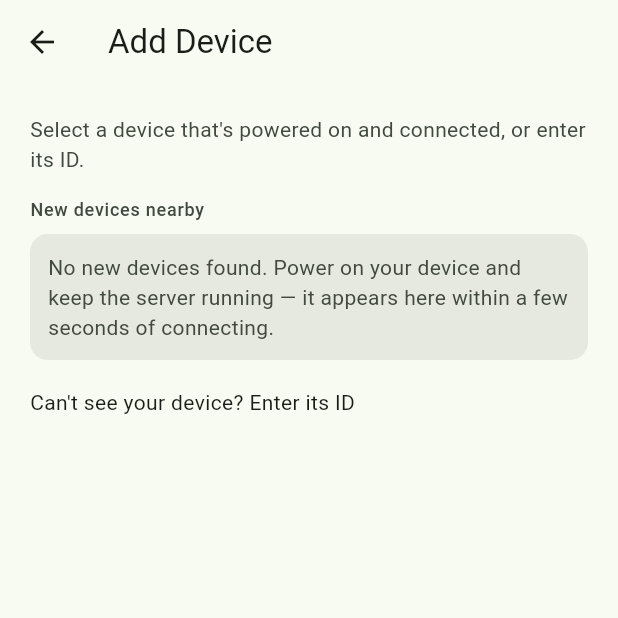
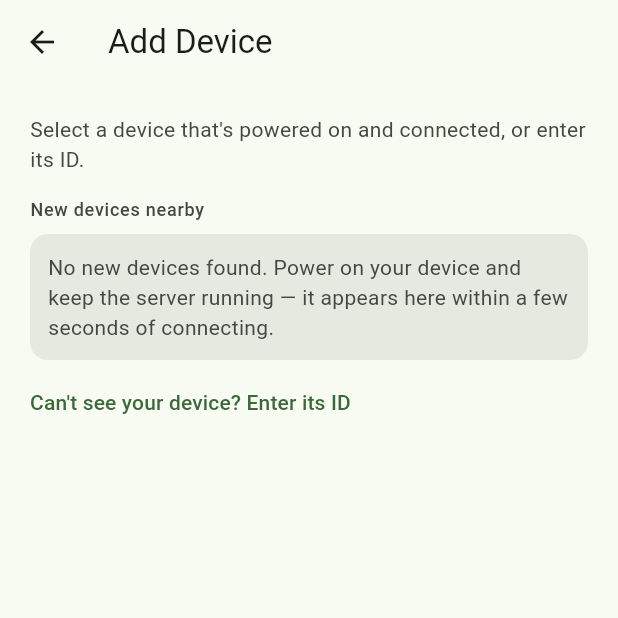
Before and after one commit to Azzzfarul/GrowNex, a Flutter app: the RootScreen screen opened by its route, item 4 of the bottom bar chosen, after a tap on "Add device", on a phone screen of 412 x 824 dp, the top half of it. Run offline on Flutter 3.47's test engine with Material 3 defaults, Android fonts, the phone set to English and light mode, and no system bars; our stand-ins replace cloud_firestore, firebase_auth, firebase_core, firebase_storage, fl_chart, image_picker and 1 more; accounts and stored records are empty; network calls fail.

Commit message:
fix(mobile): address QA and review findings on the M3 UI
- Zone cards on Plants showed another zone's plant count after a zone was
  added or the filter changed (state reused without a key).
- "Can't see your device? Enter its ID" kept the button's color.
- Health score tiers share one scoreColors helper; Good and Fair differ.
- Notification badge sits on the icon instead of off the screen edge.
- Offline banner uses the warning container's on-color; dead Zone full
  button style removed.

```diff
--- a/mobile_app/lib/screens/devices/add_device_screen.dart
+++ b/mobile_app/lib/screens/devices/add_device_screen.dart
@@ -269,14 +269,13 @@ class _AddDeviceScreenState extends State<AddDeviceScreen> {
   }
 
   Widget _buildManualEntry(bool showManual) {
-    final tt = Theme.of(context).textTheme;
     if (!showManual) {
       return Align(
         alignment: Alignment.centerLeft,
         child: TextButton(
           onPressed: () => setState(() => _showManual = true),
           style: TextButton.styleFrom(padding: EdgeInsets.zero),
-          child: Text("Can't see your device? Enter its ID", style: tt.bodyMedium),
+          child: Text("Can't see your device? Enter its ID"),
         ),
       );
     }
--- a/mobile_app/lib/screens/main/root_screen.dart
+++ b/mobile_app/lib/screens/main/root_screen.dart
@@ -55,16 +55,16 @@ class _RootScreenState extends State<RootScreen> {
             stream: NotificationService().watchNotifications(uid),
             builder: (context, snap) {
               final unread = (snap.data ?? const []).where((n) => !n.isRead).length;
-              return Badge.count(
+              return IconButton(
+                icon: Badge.count(
                   count: unread,
                   isLabelVisible: unread > 0,
-                child: IconButton(
-                  icon: const Icon(Icons.notifications_outlined),
+                  child: const Icon(Icons.notifications_outlined),
+                ),
                 tooltip: 'Notifications',
                 onPressed: () => Navigator.push(
                   context,
                   MaterialPageRoute(builder: (_) => const NotificationsScreen()),
-                  ),
                 ),
               );
             },
--- a/mobile_app/lib/screens/plants/plant_screen.dart
+++ b/mobile_app/lib/screens/plants/plant_screen.dart
@@ -76,6 +76,7 @@ class _PlantScreenState extends State<PlantScreen> {
                 )
               else
                 ...filteredZones.map((zone) => ZoneSummaryCard(
+                      key: ValueKey(zone.id),  // the card holds a per-zone stream
                       zone: zone,
                       onTap: () => Navigator.push(
                         context,
--- a/mobile_app/lib/screens/plants/zone_detail/monitoring_tab.dart
+++ b/mobile_app/lib/screens/plants/zone_detail/monitoring_tab.dart
@@ -177,16 +177,15 @@ class _MonitoringTabState extends State<MonitoringTab> {
                         decoration: BoxDecoration(
                           color: app.warningContainer,
                           borderRadius: BorderRadius.circular(10),
-                          border: Border.all(color: app.warningContainer),
                         ),
                         child: Row(
                           children: [
-                            Icon(Icons.warning_amber_rounded, size: 16, color: app.warning),
+                            Icon(Icons.warning_amber_rounded, size: 16, color: app.onWarningContainer),
                             const SizedBox(width: 8),
                             Expanded(
                               child: Text(
                                 'Device is offline — readings may be outdated.',
-                                style: tt.labelMedium?.copyWith(color: app.warning),
+                                style: tt.labelMedium?.copyWith(color: app.onWarningContainer),
                               ),
                             ),
                           ],
--- a/mobile_app/lib/screens/plants/zone_detail/plants_tab.dart
+++ b/mobile_app/lib/screens/plants/zone_detail/plants_tab.dart
@@ -31,7 +31,6 @@ class _PlantsTabState extends State<PlantsTab> {
     return StreamBuilder<List<Plant>>(
       stream: _plantsStream,
       builder: (context, snapshot) {
-        final cs = Theme.of(context).colorScheme;
         if (snapshot.connectionState == ConnectionState.waiting && !snapshot.hasData) {
           return const Center(child: CircularProgressIndicator());
         }
@@ -63,9 +62,6 @@ class _PlantsTabState extends State<PlantsTab> {
                       ),
               icon: Icon(isFull ? Icons.block : Icons.add),
               label: Text(isFull ? 'Zone full (${plants.length}/$maxPlants)' : 'Add plant'),
-              style: FilledButton.styleFrom(
-                backgroundColor: isFull ? cs.onSurfaceVariant : cs.primary,
-              ),
             ),
             const SizedBox(height: 20),
             if (plants.isEmpty)
```
Also changed, not shown: mobile_app/lib/screens/analytics/analytics_screen.dart (+5 -12 lines), mobile_app/lib/screens/plants/plant_detail/plant_detail_screen.dart (+2 -5 lines), mobile_app/lib/widgets/status_label.dart (+11 -0 lines). Lines whose indentation alone changed are shown as unchanged.
